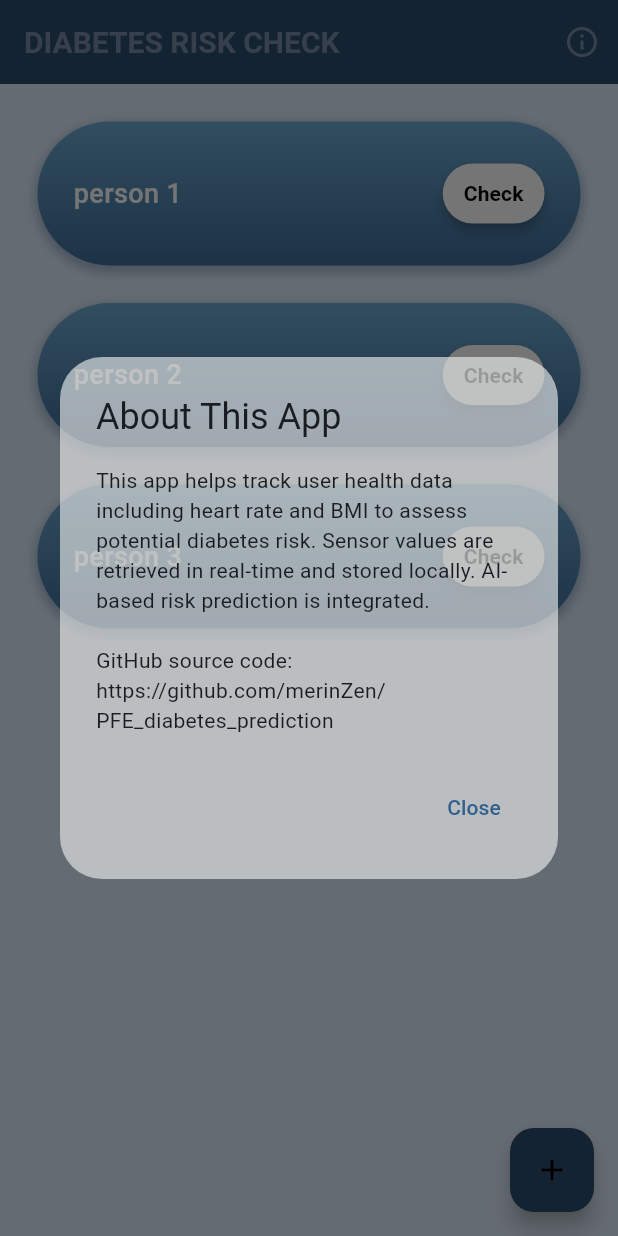
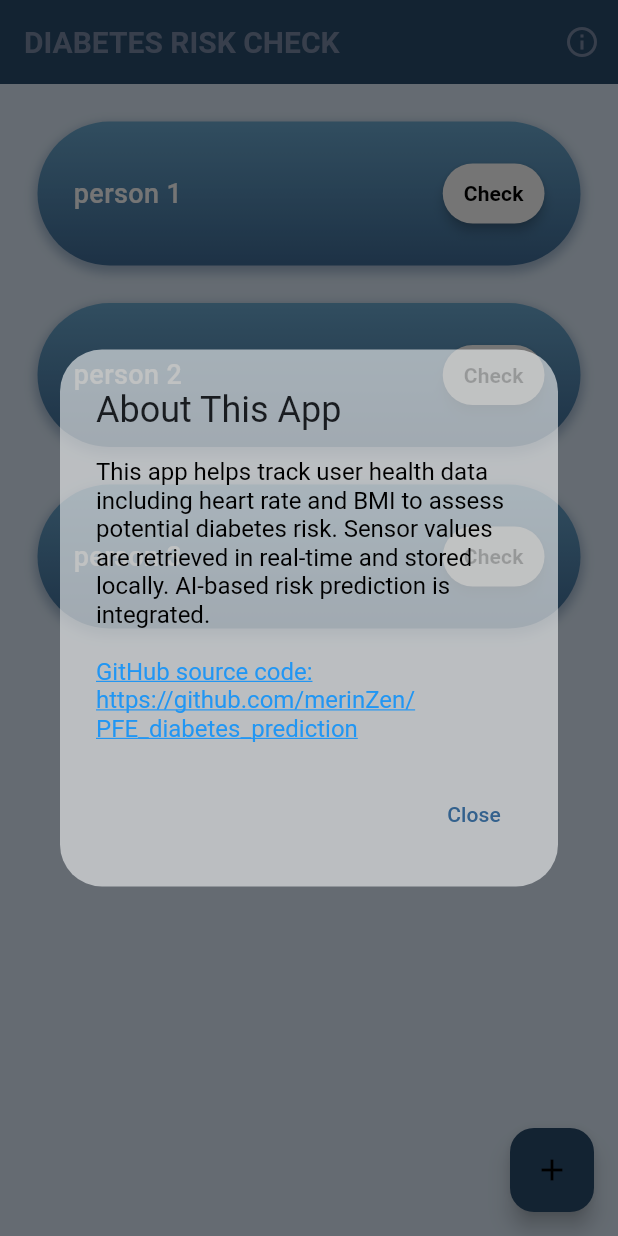
Before and after one commit to merinZen/PFE_diabetes_prediction, a Flutter app: the screen it shows after launch, after a tap on the "info outline" icon, on a phone screen of 412 x 824 dp. Run offline on Flutter 3.47's test engine with Material 3 defaults, Android fonts, the phone set to English and light mode, and no system bars; drawn by our look-alikes of flutter_slidable; our stand-ins replace cloud_firestore, firebase_core, hive_flutter; accounts and stored records are empty.

Commit message:
change the git link in about

```diff
--- a/appo1/lib/pages/home_page.dart
+++ b/appo1/lib/pages/home_page.dart
@@ -6,7 +6,10 @@ import 'package:cloud_firestore/cloud_firestore.dart';
 import 'package:appo1/util/dialogue.dart';
 import 'package:appo1/util/tile.dart';
 import 'package:appo1/data/databasebox.dart';
-import 'package:appo1/api/predict_service.dart'; // << Added
+import 'package:flutter/gestures.dart';
+import 'package:url_launcher/url_launcher.dart';
+
+import 'package:appo1/api/predict_service.dart';
 
 class HomePage extends StatefulWidget {
   const HomePage({super.key});
@@ -256,11 +259,45 @@ class _HomePageState extends State<HomePage> {
                 builder: (_) => AlertDialog(
                   backgroundColor: const Color.fromARGB(164, 234, 236, 237),
                   title: const Text("About This App"),
-                  content: const Text(
-                    "This app helps track user health data including heart rate and BMI to assess potential diabetes risk. "
-                    "Sensor values are retrieved in real-time and stored locally. AI-based risk prediction is integrated.\n\n"
-                    "GitHub source code:\nhttps://github.com/merinZen/PFE_diabetes_prediction",
+
+
+
+
+
+
+
+
+
+
+                  content: RichText(
+                    text: TextSpan(
+                      style: const TextStyle(color: Colors.black, fontSize: 16),
+                      children: [
+                        const TextSpan(
+                          text:
+                              "This app helps track user health data including heart rate and BMI to assess potential diabetes risk. "
+                              "Sensor values are retrieved in real-time and stored locally. AI-based risk prediction is integrated.\n\n",
+                        ),
+                        TextSpan(
+                          text: "GitHub source code:\nhttps://github.com/merinZen/PFE_diabetes_prediction",
+                          style: const TextStyle(
+                            color: Colors.blue,
+                            decoration: TextDecoration.underline,
+                          ),
+                          recognizer: TapGestureRecognizer()
+                            ..onTap = () async {
+                              final url = Uri.parse("https://github.com/merinZen/PFE_diabetes_prediction");
+                              if (await canLaunchUrl(url)) {
+                                await launchUrl(url, mode: LaunchMode.externalApplication);
+                              }
+                            },
+                        ),
+                      ],
+                    ),
                   ),
+
+
+
                   actions: [
                     TextButton(
                       onPressed: () => Navigator.pop(context),
```
